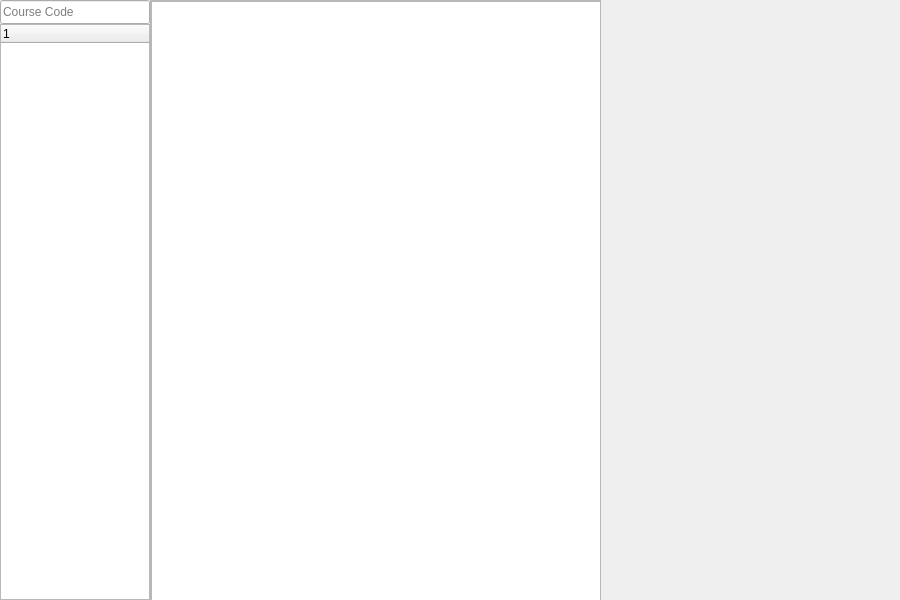
Qt form CourseDependencyGraph/ui/mainwindow.ui (tsznokwong/CourseDependencyGraph) before a commit.
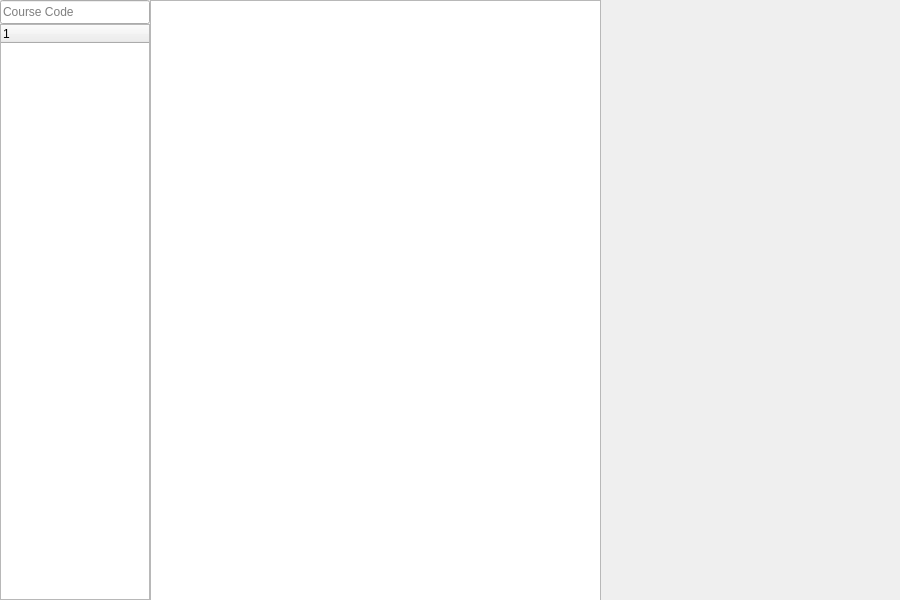
The same form after that commit.

Commit message: cleaned up mainwindow and added margin for graphview

The edit to the form file:
```diff
--- a/CourseDependencyGraph/ui/mainwindow.ui
+++ b/CourseDependencyGraph/ui/mainwindow.ui
@@ -73,36 +73,18 @@
      <string>Course Code</string>
     </property>
    </widget>
-   <widget class="QScrollArea" name="scrollArea">
-    <property name="geometry">
-     <rect>
-      <x>150</x>
-      <y>0</y>
-      <width>451</width>
-      <height>601</height>
-     </rect>
-    </property>
-    <property name="widgetResizable">
-     <bool>true</bool>
-    </property>
-    <widget class="QWidget" name="scrollAreaWidgetContents">
-     <property name="geometry">
-      <rect>
-       <x>0</x>
-       <y>0</y>
-       <width>449</width>
-       <height>599</height>
-      </rect>
-     </property>
      <widget class="QGraphicsView" name="graphicsView">
       <property name="geometry">
        <rect>
-        <x>0</x>
+      <x>150</x>
         <y>0</y>
         <width>451</width>
         <height>601</height>
        </rect>
       </property>
+    <property name="sizeAdjustPolicy">
+     <enum>QAbstractScrollArea::AdjustIgnored</enum>
+    </property>
       <property name="backgroundBrush">
        <brush brushstyle="SolidPattern">
         <color alpha="255">
@@ -112,8 +94,20 @@
         </color>
        </brush>
       </property>
-     </widget>
-    </widget>
+    <property name="sceneRect">
+     <rectf>
+      <x>0.000000000000000</x>
+      <y>0.000000000000000</y>
+      <width>0.000000000000000</width>
+      <height>0.000000000000000</height>
+     </rectf>
+    </property>
+    <property name="renderHints">
+     <set>QPainter::Antialiasing|QPainter::TextAntialiasing</set>
+    </property>
+    <property name="dragMode">
+     <enum>QGraphicsView::NoDrag</enum>
+    </property>
    </widget>
   </widget>
  </widget>
```
Lines whose indentation alone changed are shown as unchanged. The commit also changes 1 other file.
